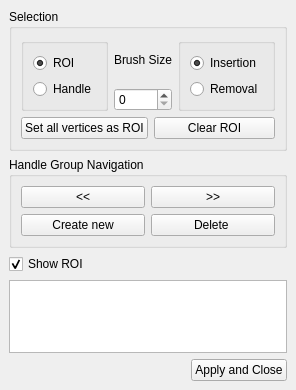
Before: the Qt Designer form Polyhedron/demo/Polyhedron/Deform_mesh_2.ui in CGAL/cgal, drawn with Qt 5.
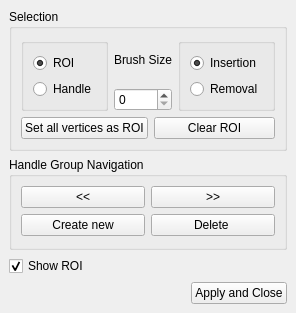
After: the same form once the commit is applied.

The edit to the form file:
```diff
--- a/Polyhedron/demo/Polyhedron/Deform_mesh_2.ui
+++ b/Polyhedron/demo/Polyhedron/Deform_mesh_2.ui
@@ -7,7 +7,7 @@
     <x>0</x>
     <y>0</y>
     <width>272</width>
-    <height>390</height>
+    <height>313</height>
    </rect>
   </property>
   <property name="windowTitle">
@@ -163,13 +163,6 @@
       </property>
      </widget>
     </item>
-    <item>
-     <widget class="QPlainTextEdit" name="MessageTextEdit">
-      <property name="enabled">
-       <bool>true</bool>
-      </property>
-     </widget>
-    </item>
     <item>
      <layout class="QHBoxLayout" name="ApplyAndCloseLayout">
       <item>
```
